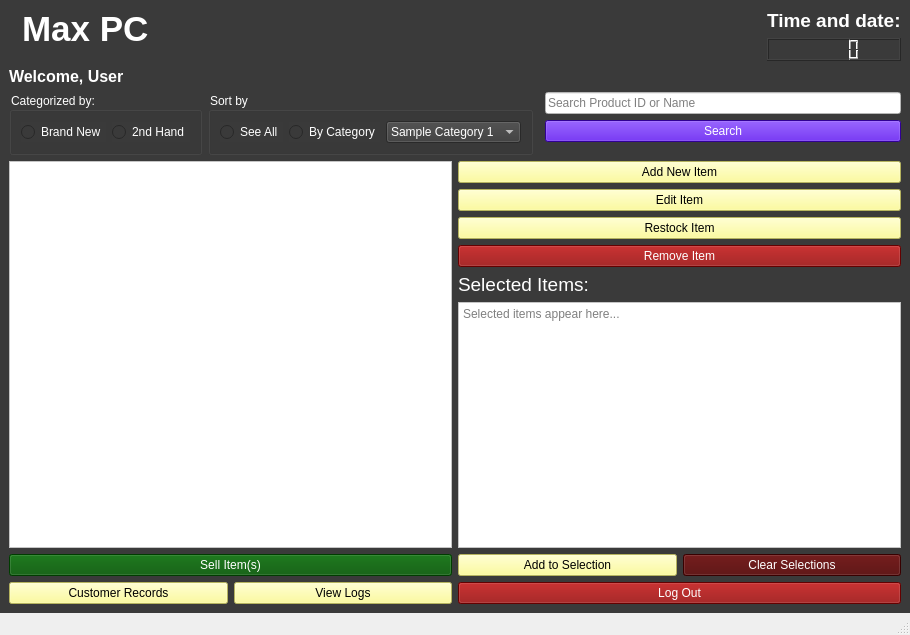
Aenan05/MAXPC, file main.ui: the form before one commit.
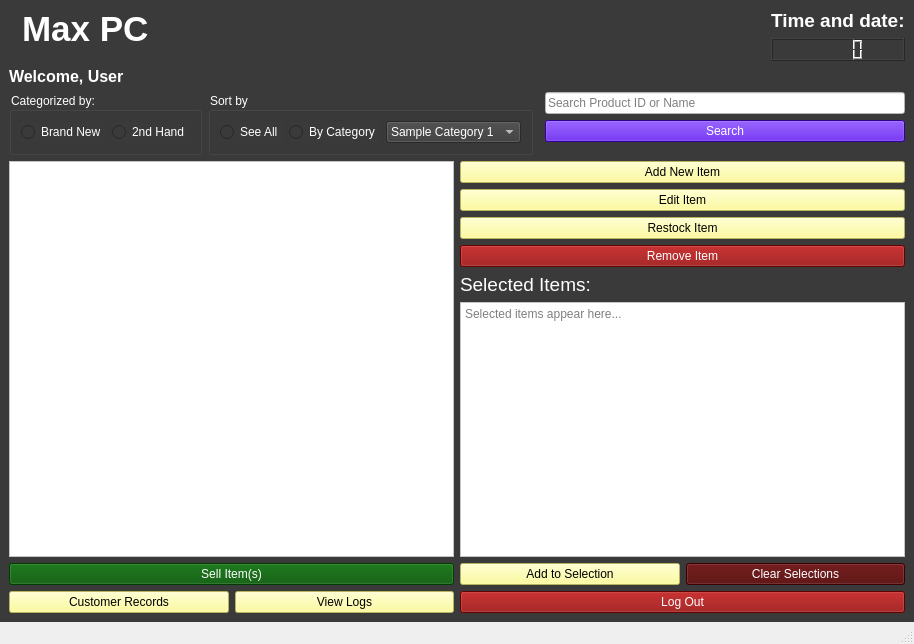
The form after the commit. Icons and pictures are not drawn.

What changed in the file:
```diff
--- a/main.ui
+++ b/main.ui
@@ -6,8 +6,8 @@
    <rect>
     <x>0</x>
     <y>0</y>
-    <width>910</width>
-    <height>635</height>
+    <width>914</width>
+    <height>644</height>
    </rect>
   </property>
   <property name="windowTitle">
```
Left out of the diff: 14 changed lines with no effect on the pictures.
